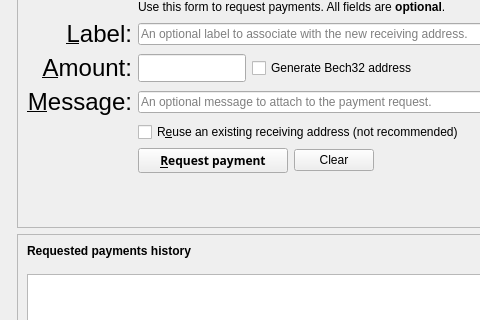
This is src/qt/forms/receivecoinsdialog.ui in Manbearpixel/Odin as Qt 5 draws it before an edit; both pictures show x 0 to 480 and y 111 to 431 of the 962 by 616 pixel window. The edited form follows.
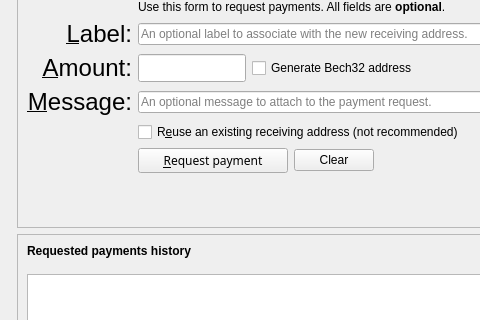
This is the edited form. Icons and pictures are not drawn. Custom widgets are drawn as their Qt base class.

What changed in the file:
```diff
--- a/src/qt/forms/receivecoinsdialog.ui
+++ b/src/qt/forms/receivecoinsdialog.ui
@@ -308,8 +308,8 @@
                  </property>
                  <property name="font">
                   <font>
-                   <family>Montserrat</family>
-                   <weight>75</weight>
+                   <family>Rubik</family>
+                   <weight>300</weight>
                    <bold>true</bold>
                   </font>
                  </property>
```
